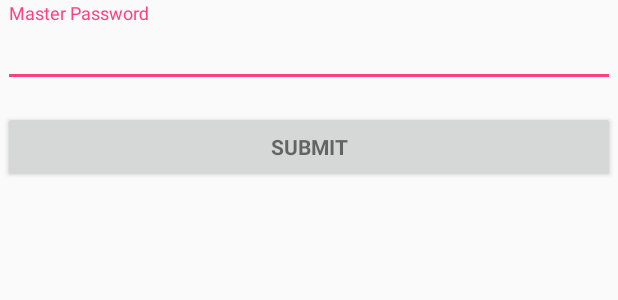
After one commit to robertjgtoth/password-hero, an Android app: the layout activity_login.xml on its own in the app's theme, with its tools: preview values and no code run, on a phone screen of 412 x 824 dp. The commit adds this screen. Shown: the top 300 px of the screen. Run offline under Robolectric (Android 15) with nearby library versions, the phone set to English and light mode, and no system bars.

Commit message:
Added hacked up working android version for the application.

```diff
--- /dev/null
+++ b/android/src/main/res/layout/activity_login.xml
@@ -0,0 +1,62 @@
+<LinearLayout xmlns:android="http://schemas.android.com/apk/res/android"
+              xmlns:tools="http://schemas.android.com/tools"
+              android:layout_width="match_parent"
+              android:layout_height="match_parent"
+              android:gravity="center_horizontal"
+              android:orientation="vertical"
+              android:paddingBottom="@dimen/activity_vertical_margin"
+              android:paddingLeft="@dimen/activity_horizontal_margin"
+              android:paddingRight="@dimen/activity_horizontal_margin"
+              android:paddingTop="@dimen/activity_vertical_margin"
+              tools:context="com.rtoth.password.android.LoginActivity">
+
+    <!-- Login progress -->
+    <ProgressBar
+            android:id="@+id/login_progress"
+            style="?android:attr/progressBarStyleLarge"
+            android:layout_width="wrap_content"
+            android:layout_height="wrap_content"
+            android:layout_marginBottom="8dp"
+            android:visibility="gone"/>
+
+    <ScrollView
+            android:id="@+id/login_form"
+            android:layout_width="match_parent"
+            android:layout_height="match_parent">
+
+        <LinearLayout
+                android:id="@+id/authentication_form"
+                android:layout_width="match_parent"
+                android:layout_height="wrap_content"
+                android:orientation="vertical">
+
+            <android.support.design.widget.TextInputLayout
+                    android:layout_width="match_parent"
+                    android:layout_height="wrap_content">
+
+                <EditText
+                        android:id="@+id/password"
+                        android:layout_width="match_parent"
+                        android:layout_height="wrap_content"
+                        android:hint="@string/prompt_password"
+                        android:imeActionId="@+id/login"
+                        android:imeActionLabel="@string/action_submit_password_short"
+                        android:imeOptions="actionUnspecified"
+                        android:inputType="textPassword"
+                        android:maxLines="1"
+                        android:singleLine="true"/>
+
+            </android.support.design.widget.TextInputLayout>
+
+            <Button
+                    android:id="@+id/submit_password_button"
+                    style="?android:textAppearanceSmall"
+                    android:layout_width="match_parent"
+                    android:layout_height="wrap_content"
+                    android:layout_marginTop="16dp"
+                    android:text="@string/action_submit_password"
+                    android:textStyle="bold"/>
+
+        </LinearLayout>
+    </ScrollView>
+</LinearLayout>
--- a/android/src/main/res/values/strings.xml
+++ b/android/src/main/res/values/strings.xml
@@ -24,4 +24,12 @@
     <string name="app_name_short">PH</string>
     <string name="action_add_application">New App</string>
     <string name="action_settings">Settings</string>
+    <string name="title_activity_login">Authentication</string>
+
+    <!-- Strings related to login -->
+    <string name="prompt_password">Master Password</string>
+    <string name="action_submit_password">Submit</string>
+    <string name="action_submit_password_short">Submit</string>
+    <string name="error_invalid_password">This password is invalid</string>
+    <string name="error_field_required">This field is required</string>
 </resources>
```
Also changed, not shown: android/src/main/AndroidManifest.xml (+9 -2 lines), android/src/main/java/com/rtoth/password/android/LoginActivity.java (added, +279 -0 lines), android/src/main/java/com/rtoth/password/android/MainActivity.java (+91 -5 lines), android/src/main/java/com/rtoth/password/android/UserEnvironment.java (added, +66 -0 lines), core/src/main/java/com/rtoth/password/core/PasswordManager.java (+8 -17 lines), standalone/src/main/java/com/rtoth/password/standalone/ui/ApplicationController.java (+8 -2 lines).
